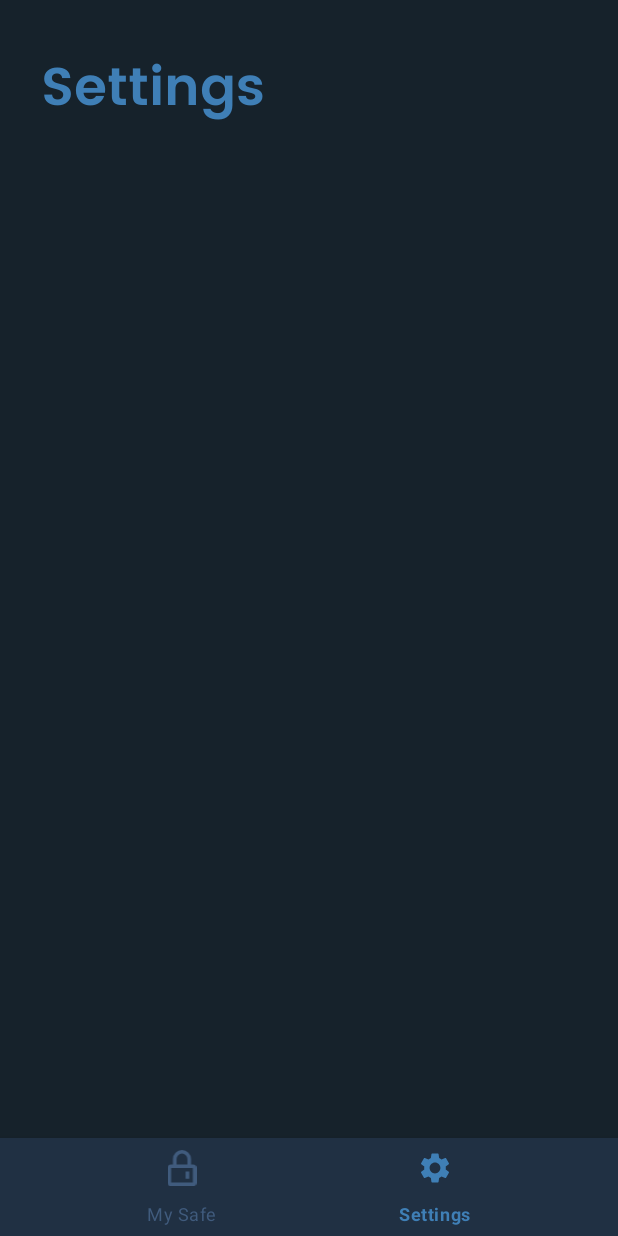
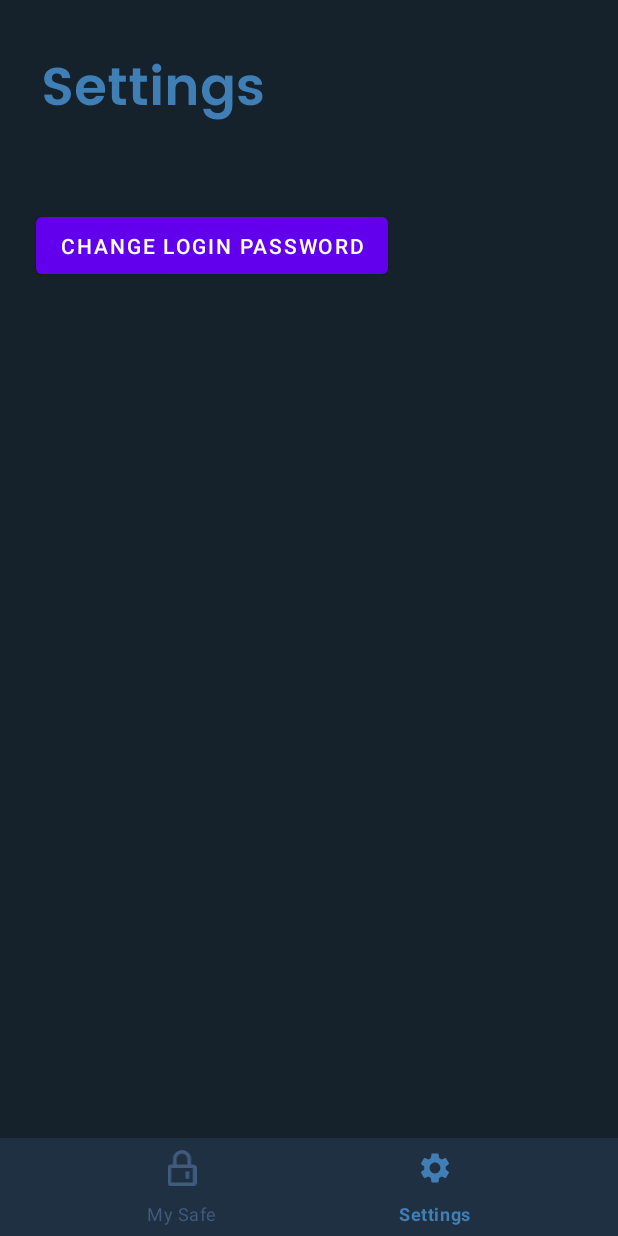
Before and after one commit to StevenCherian/SecureSafe, an Android app: the SettingsActivity screen opened directly, with no data from a screen before it, on a phone screen of 412 x 824 dp. Run offline under Robolectric (Android 15) with nearby library versions, the phone set to English and light mode, and no system bars.

Commit message:
Update activity_settings.xml
change pwd button

```diff
--- a/app/src/main/res/layout/activity_settings.xml
+++ b/app/src/main/res/layout/activity_settings.xml
@@ -35,4 +35,14 @@
         app:layout_constraintStart_toStartOf="parent"
         app:menu="@menu/menu_nav" />
 
+    <Button
+        android:id="@+id/button2"
+        android:layout_width="wrap_content"
+        android:layout_height="50dp"
+        android:layout_marginStart="24dp"
+        android:layout_marginTop="50dp"
+        android:text="Change Login Password"
+        app:layout_constraintStart_toStartOf="parent"
+        app:layout_constraintTop_toBottomOf="@+id/SettingsText" />
+
 </androidx.constraintlayout.widget.ConstraintLayout>
```
